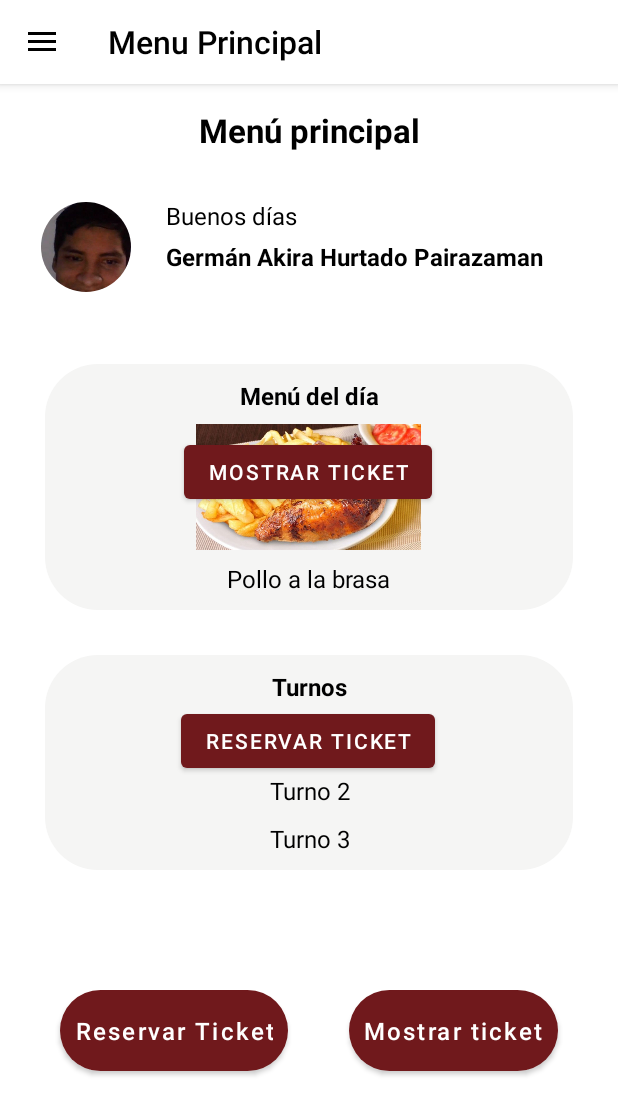
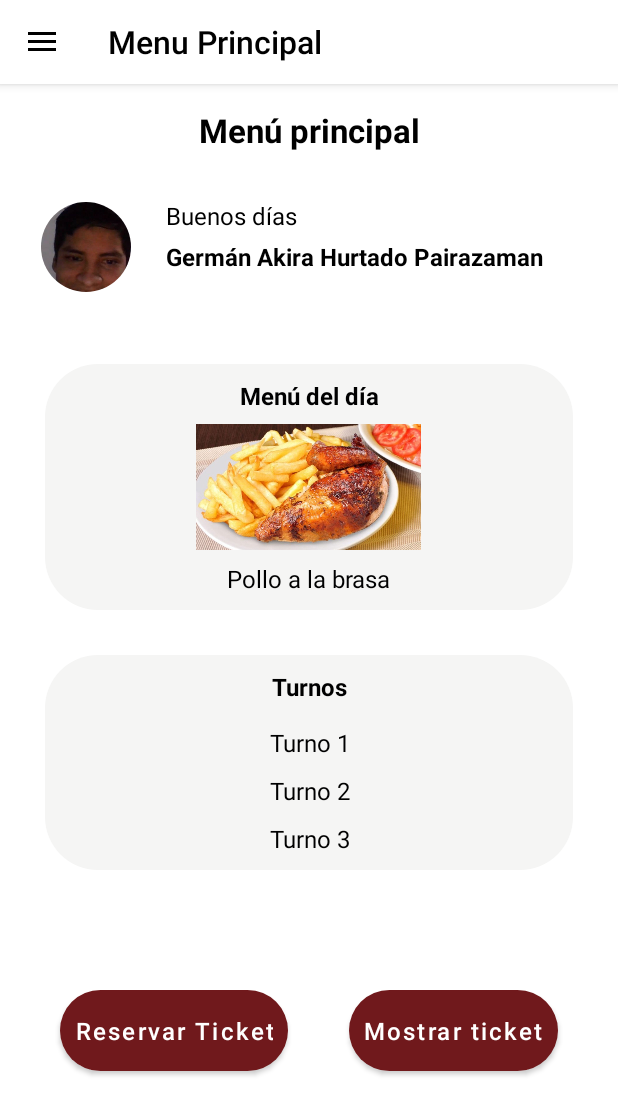
Before and after one commit to Lufann/ACU, an Android app: the screen it shows after launch (MainActivity), on a phone screen of 412 x 824 dp. Shown: the top 1115 px of the screen. Run offline under Robolectric (Android 15) with nearby library versions, the phone set to English and light mode, and no system bars; our stand-ins replace navigation-ui; Roboto replaces fonts that are not available here.

```diff
--- a/Desarrollo/ACU/ACU_FE/App_Comedor_UNMSM/app/src/main/java/com/example/app_comedor_unmsm/ui/home/HomeFragment.kt
+++ b/Desarrollo/ACU/ACU_FE/App_Comedor_UNMSM/app/src/main/java/com/example/app_comedor_unmsm/ui/home/HomeFragment.kt
@@ -21,19 +21,15 @@ class HomeFragment : Fragment() {
     ): View?
     {
         val bind = FragmentHomeBinding.inflate(layoutInflater)
-       bind.showButton.setOnClickListener{
+       bind.MostrarTicketBoton.setOnClickListener{
             val intent = Intent (this@HomeFragment.requireContext(), MostrarTicketActivity::class.java)
             startActivity((intent))
        }
-        bind.buttonMostrarTicket.setOnClickListener{
-            val intent = Intent (this@HomeFragment.requireContext(), MostrarTicketActivity::class.java)
-            startActivity((intent))
+        bind.ReservarTicketBoton.setOnClickListener {
+            val intent=Intent (this@HomeFragment.requireContext(), ReservarTicketActivity::class.java)
+            startActivity(intent)
         }
 
-        bind.buttonReservarTicket.setOnClickListener {
-            val intent = Intent (this@HomeFragment.requireContext(), ReservarTicketActivity::class.java)
-            startActivity((intent))
-        }
         return bind.root
     }
 
--- a/Desarrollo/ACU/ACU_FE/App_Comedor_UNMSM/app/src/main/res/layout/fragment_home.xml
+++ b/Desarrollo/ACU/ACU_FE/App_Comedor_UNMSM/app/src/main/res/layout/fragment_home.xml
@@ -227,7 +227,7 @@
     </androidx.constraintlayout.widget.ConstraintLayout>
 
     <Button
-        android:id="@+id/reserveButton"
+        android:id="@+id/ReservarTicketBoton"
         android:layout_width="wrap_content"
         android:layout_height="wrap_content"
         android:layout_marginStart="40dp"
@@ -238,13 +238,13 @@
         android:textAllCaps="false"
         android:textColor="@color/white"
         android:textSize="16sp"
-        app:layout_constraintEnd_toStartOf="@+id/showButton"
+        app:layout_constraintEnd_toStartOf="@+id/MostrarTicketBoton"
         app:layout_constraintHorizontal_bias="0.0"
         app:layout_constraintStart_toStartOf="parent"
         app:layout_constraintTop_toBottomOf="@+id/layoutContent2" />
 
     <Button
-        android:id="@+id/showButton"
+        android:id="@+id/MostrarTicketBoton"
         android:layout_width="wrap_content"
         android:layout_height="wrap_content"
         android:layout_marginEnd="40dp"
@@ -255,40 +255,7 @@
         android:textColor="@color/white"
         android:textSize="16sp"
         app:layout_constraintEnd_toEndOf="parent"
-        app:layout_constraintTop_toTopOf="@id/reserveButton" />
-        android:text="Pantalla Principal"
-        android:textAlignment="center"
-        android:textColor="@color/black"
-        android:textSize="42dp"
-        android:textStyle="bold"
-        app:layout_constraintBottom_toBottomOf="parent"
-        app:layout_constraintEnd_toEndOf="parent"
-        app:layout_constraintHorizontal_bias="0.5"
-        app:layout_constraintStart_toStartOf="parent"
-        app:layout_constraintTop_toTopOf="parent" />
+        app:layout_constraintTop_toTopOf="@id/ReservarTicketBoton" />
 
-    <Button
-        android:id="@+id/buttonMostrarTicket"
-        android:layout_width="wrap_content"
-        android:layout_height="wrap_content"
-        android:text="Mostrar Ticket"
-        app:layout_constraintBottom_toBottomOf="parent"
-        app:layout_constraintEnd_toEndOf="parent"
-        app:layout_constraintHorizontal_bias="0.498"
-        app:layout_constraintStart_toStartOf="parent"
-        app:layout_constraintTop_toBottomOf="@+id/texto"
-        app:layout_constraintVertical_bias="0.281" />
-
-    <Button
-        android:id="@+id/buttonReservarTicket"
-        android:layout_width="wrap_content"
-        android:layout_height="wrap_content"
-        android:text="Reservar Ticket"
-        app:layout_constraintBottom_toBottomOf="parent"
-        app:layout_constraintEnd_toEndOf="parent"
-        app:layout_constraintHorizontal_bias="0.497"
-        app:layout_constraintStart_toStartOf="parent"
-        app:layout_constraintTop_toBottomOf="@+id/texto"
-        app:layout_constraintVertical_bias="0.546" />
 
 </androidx.constraintlayout.widget.ConstraintLayout>
```
Also changed, not shown: 312 other files.
